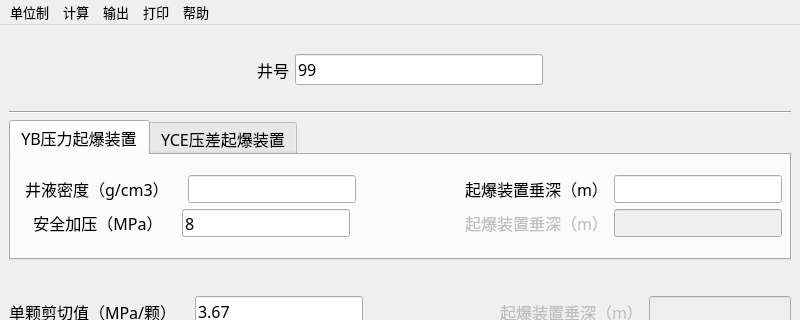
Old version of the form 02_python/ShearPinCalc/MainWindow.ui in the repository kurcoy/cetc; both pictures show x 0 to 800 and y 0 to 320 of the 800 by 602 pixel window.
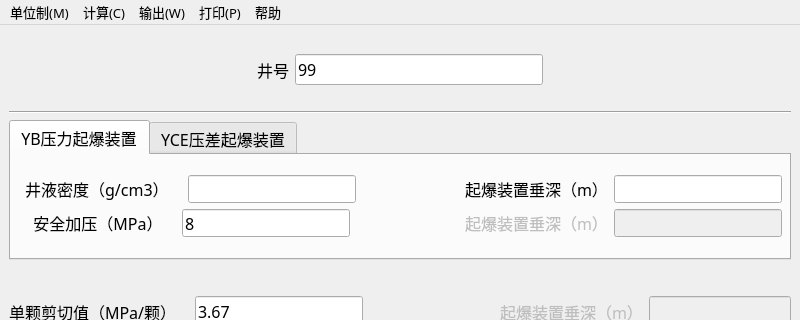
New version of the form.

```diff
--- a/02_python/ShearPinCalc/MainWindow.ui
+++ b/02_python/ShearPinCalc/MainWindow.ui
@@ -1675,26 +1675,26 @@
    </property>
    <widget class="QMenu" name="menu">
     <property name="title">
-     <string>单位制</string>
+     <string>单位制(M)</string>
     </property>
     <addaction name="Metric"/>
     <addaction name="Imperial"/>
    </widget>
    <widget class="QMenu" name="menu_2">
     <property name="title">
-     <string>计算</string>
+     <string>计算(C)</string>
     </property>
     <addaction name="Calculation"/>
    </widget>
    <widget class="QMenu" name="menu_3">
     <property name="title">
-     <string>输出</string>
+     <string>输出(W)</string>
     </property>
     <addaction name="Generation"/>
    </widget>
    <widget class="QMenu" name="menu_4">
     <property name="title">
-     <string>打印</string>
+     <string>打印(P)</string>
     </property>
     <addaction name="Printing"/>
    </widget>
```
Left out of the diff: 2 changed lines with no effect on the pictures.
